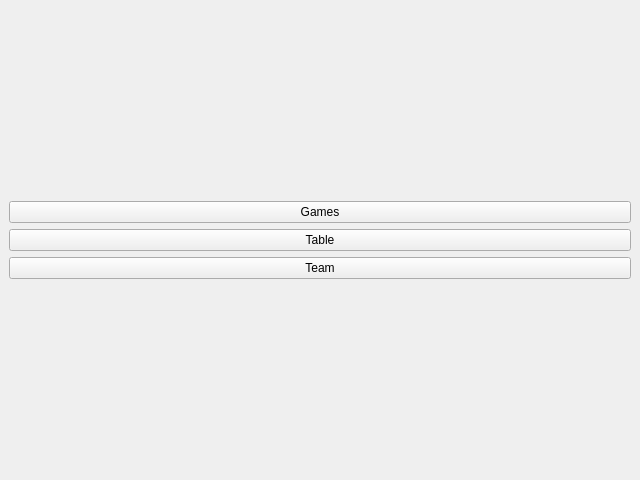
Qt form fangui/fanStart.ui (PZ-NBApp/gui) before a commit.
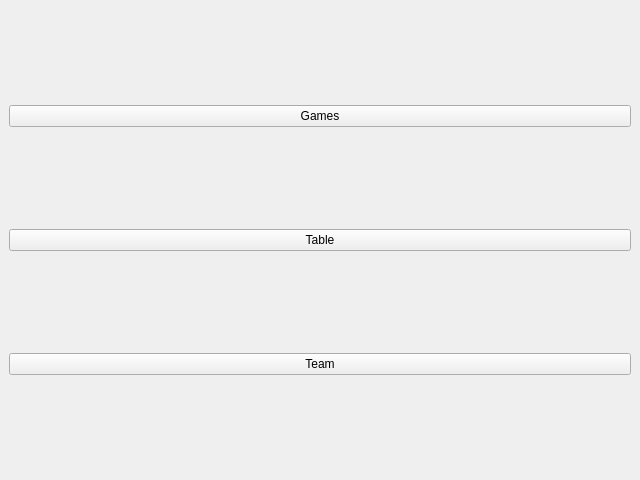
The same form after that commit.

Commit message: fan buttons works

```diff
--- a/fangui/fanStart.ui
+++ b/fangui/fanStart.ui
@@ -17,6 +17,19 @@
    <layout class="QVBoxLayout" name="verticalLayout_2">
     <item>
      <layout class="QVBoxLayout" name="verticalLayout">
+      <item>
+       <spacer name="verticalSpacer_4">
+        <property name="orientation">
+         <enum>Qt::Vertical</enum>
+        </property>
+        <property name="sizeHint" stdset="0">
+         <size>
+          <width>20</width>
+          <height>40</height>
+         </size>
+        </property>
+       </spacer>
+      </item>
       <item>
        <widget class="QPushButton" name="gamesButton">
         <property name="text">
@@ -24,6 +37,19 @@
         </property>
        </widget>
       </item>
+      <item>
+       <spacer name="verticalSpacer">
+        <property name="orientation">
+         <enum>Qt::Vertical</enum>
+        </property>
+        <property name="sizeHint" stdset="0">
+         <size>
+          <width>20</width>
+          <height>40</height>
+         </size>
+        </property>
+       </spacer>
+      </item>
       <item>
        <widget class="QPushButton" name="tableButton">
         <property name="text">
@@ -31,6 +57,19 @@
         </property>
        </widget>
       </item>
+      <item>
+       <spacer name="verticalSpacer_2">
+        <property name="orientation">
+         <enum>Qt::Vertical</enum>
+        </property>
+        <property name="sizeHint" stdset="0">
+         <size>
+          <width>20</width>
+          <height>40</height>
+         </size>
+        </property>
+       </spacer>
+      </item>
       <item>
        <widget class="QPushButton" name="teamButton">
         <property name="text">
@@ -38,6 +77,19 @@
         </property>
        </widget>
       </item>
+      <item>
+       <spacer name="verticalSpacer_3">
+        <property name="orientation">
+         <enum>Qt::Vertical</enum>
+        </property>
+        <property name="sizeHint" stdset="0">
+         <size>
+          <width>20</width>
+          <height>40</height>
+         </size>
+        </property>
+       </spacer>
+      </item>
      </layout>
     </item>
    </layout>
```
The commit also changes 5 other files.
